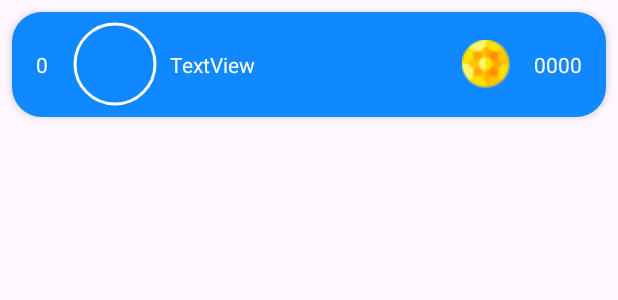
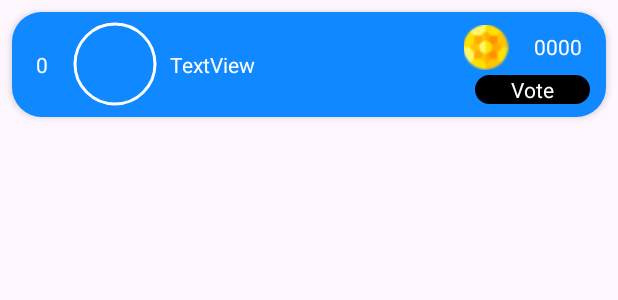
Before and after one commit to KemasMYunus/Acro, an Android app: the layout viewholder_leaders.xml on its own in the app's theme, with its tools: preview values and no code run, on a phone screen of 412 x 824 dp. Shown: the top 300 px of the screen. Run offline under Robolectric (Android 15) with nearby library versions, the phone set to English and light mode, and no system bars.

Commit message:
menambahkan tombol vote

```diff
--- a/app/src/main/res/layout/viewholder_leaders.xml
+++ b/app/src/main/res/layout/viewholder_leaders.xml
@@ -1,6 +1,7 @@
 <?xml version="1.0" encoding="utf-8"?>
 <LinearLayout xmlns:android="http://schemas.android.com/apk/res/android"
     xmlns:app="http://schemas.android.com/apk/res-auto"
+    xmlns:tools="http://schemas.android.com/tools"
     android:layout_width="match_parent"
     android:layout_height="70dp"
     android:layout_margin="8dp"
@@ -40,6 +41,16 @@
         android:textColor="@color/white"
         android:text="TextView" />
 
+    <LinearLayout
+        android:layout_width="wrap_content"
+        android:layout_height="wrap_content"
+        android:orientation="vertical">
+
+        <LinearLayout
+            android:layout_width="wrap_content"
+            android:layout_height="30dp"
+            android:orientation="horizontal">
+
             <ImageView
                 android:id="@+id/imageView3"
                 android:layout_width="wrap_content"
@@ -49,8 +60,34 @@
             <TextView
                 android:id="@+id/scoreTxt"
                 android:layout_width="wrap_content"
+                android:layout_height="20dp"
+                android:layout_gravity="center_vertical"
+                android:layout_margin="16dp"
+                android:text="0000"
+                android:textColor="@color/white" />
+        </LinearLayout>
+
+        <androidx.constraintlayout.widget.ConstraintLayout
+            android:layout_width="match_parent"
+            android:layout_marginStart="9dp"
+            android:layout_marginTop="3dp"
+            android:layout_marginEnd="10dp"
+            android:layout_gravity="center"
+            android:layout_height="match_parent"
+            android:background="@drawable/btn_background_2">
+
+            <TextView
+                android:id="@+id/textView8"
+                android:layout_width="wrap_content"
                 android:layout_height="wrap_content"
-        android:layout_margin="16dp"
+                android:text="Vote"
                 android:textColor="@color/white"
-        android:text="0000" />
+                app:layout_constraintBottom_toBottomOf="parent"
+                app:layout_constraintEnd_toEndOf="parent"
+                app:layout_constraintStart_toStartOf="parent"
+                app:layout_constraintTop_toTopOf="parent" />
+        </androidx.constraintlayout.widget.ConstraintLayout>
+
+
     </LinearLayout>
+</LinearLayout>
```
Lines whose indentation alone changed are shown as unchanged.
